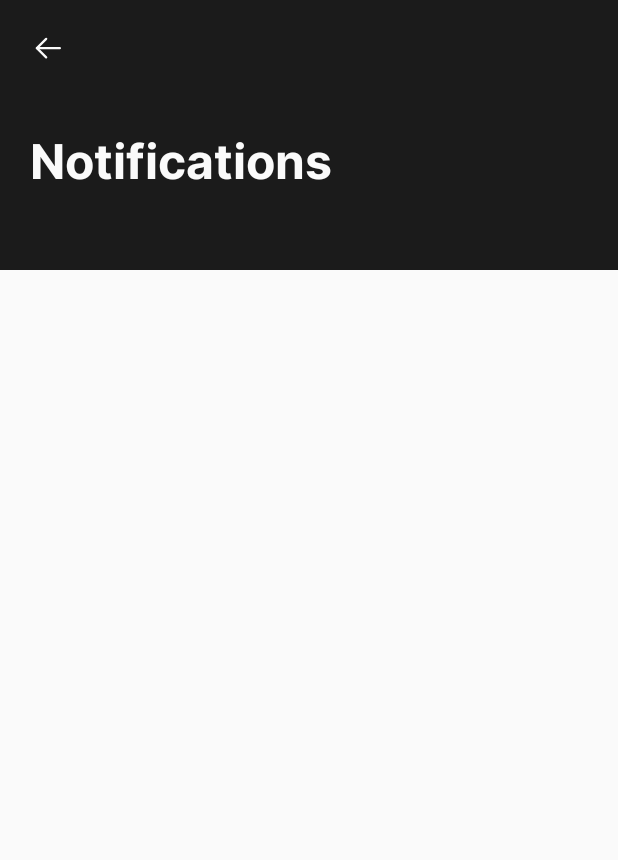
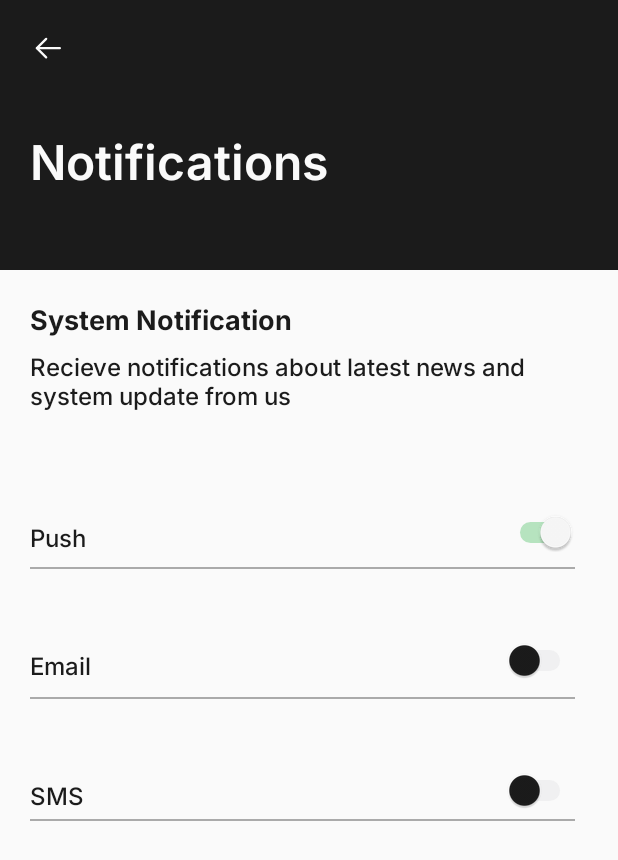
Before and after one commit to adlihidayat/Halal-Recipe, an Android app: the layout activity_notifications.xml on its own in the app's theme, with its tools: preview values and no code run, on a phone screen of 412 x 824 dp. Shown: the top 860 px of the screen. Run offline under Robolectric (Android 15) with nearby library versions, the phone set to English and light mode, and no system bars.

Commit message:
UI SETTINGS, NOTIFICATION, NAVBAR , LOGOUT BY RICO114

```diff
--- a/app/src/main/AndroidManifest.xml
+++ b/app/src/main/AndroidManifest.xml
@@ -38,6 +38,17 @@
             android:theme="@style/Theme.AppCompat.NoActionBar"
             android:exported="true" />
 
+        <activity
+            android:name=".activity.NotificationsActivity"
+            android:label="Notifications"
+            android:theme="@style/Theme.AppCompat.NoActionBar"
+            android:exported="true" />
+
+
+        <meta-data
+            android:name="preloaded_fonts"
+            android:resource="@array/preloaded_fonts" />
+
     </application>
 
 </manifest>
--- a/app/src/main/java/com/example/halalrecipe/Settings.kt
+++ b/app/src/main/java/com/example/halalrecipe/Settings.kt
@@ -8,6 +8,7 @@ import android.view.ViewGroup
 import android.widget.LinearLayout
 import androidx.fragment.app.Fragment
 import com.example.halalrecipe.activity.LoginActivity
+import com.example.halalrecipe.activity.NotificationsActivity
 import com.google.firebase.auth.FirebaseAuth
 
 private const val ARG_PARAM1 = "param1"
@@ -52,6 +53,18 @@ class Settings : Fragment() {
             activity?.finish() // Close the current fragment
         }
 
+        // Find the LinearLayout for navigating to NotificationsActivity
+        val notificationsLayout: LinearLayout = view.findViewById(R.id.linearLayout_notifications)
+
+        // Set click listener for navigating to NotificationsActivity
+        notificationsLayout.setOnClickListener {
+            // Navigate to NotificationsActivity
+            val intent = Intent(activity, NotificationsActivity::class.java)
+            intent.flags = Intent.FLAG_ACTIVITY_NEW_TASK or Intent.FLAG_ACTIVITY_CLEAR_TASK
+            startActivity(intent)
+            activity?.finish() // Close the current fragment
+        }
+
         return view
     }
 
@@ -64,7 +77,6 @@ class Settings : Fragment() {
          * @param param2 Parameter 2.
          * @return A new instance of fragment Settings.
          */
-        // TODO: Rename and change types and number of parameters
         @JvmStatic
         fun newInstance(param1: String, param2: String) =
             Settings().apply {
--- /dev/null
+++ b/app/src/main/java/com/example/halalrecipe/activity/NotificationsActivity.kt
@@ -0,0 +1,29 @@
+package com.example.halalrecipe.activity
+
+import android.os.Bundle
+import android.widget.Switch
+import android.widget.Toast
+import androidx.appcompat.app.AppCompatActivity
+import com.example.halalrecipe.R
+
+class NotificationsActivity : AppCompatActivity() {
+
+    override fun onCreate(savedInstanceState: Bundle?) {
+        super.onCreate(savedInstanceState)
+        setContentView(R.layout.activity_notifications)
+
+        // Temukan Switch dari layout
+        val switchToggle: Switch = findViewById(R.id.switch_toggle)
+
+        // Tambahkan listener untuk menangani perubahan status
+        switchToggle.setOnCheckedChangeListener { _, isChecked ->
+            if (isChecked) {
+                // Logika jika switch diaktifkan
+                Toast.makeText(this, "Switch diaktifkan", Toast.LENGTH_SHORT).show()
+            } else {
+                // Logika jika switch dimatikan
+                Toast.makeText(this, "Switch dimatikan", Toast.LENGTH_SHORT).show()
+            }
+        }
+    }
+}
--- /dev/null
+++ b/app/src/main/res/font/inter_bold.xml
@@ -0,0 +1,7 @@
+<?xml version="1.0" encoding="utf-8"?>
+<font-family xmlns:app="http://schemas.android.com/apk/res-auto"
+        app:fontProviderAuthority="com.google.android.gms.fonts"
+        app:fontProviderPackage="com.google.android.gms"
+        app:fontProviderQuery="name=Inter&amp;weight=700"
+        app:fontProviderCerts="@array/com_google_android_gms_fonts_certs">
+</font-family>
--- /dev/null
+++ b/app/src/main/res/font/inter_medium.xml
@@ -0,0 +1,7 @@
+<?xml version="1.0" encoding="utf-8"?>
+<font-family xmlns:app="http://schemas.android.com/apk/res-auto"
+        app:fontProviderAuthority="com.google.android.gms.fonts"
+        app:fontProviderPackage="com.google.android.gms"
+        app:fontProviderQuery="name=Inter&amp;weight=500"
+        app:fontProviderCerts="@array/com_google_android_gms_fonts_certs">
+</font-family>
--- a/app/src/main/res/layout/activity_notifications.xml
+++ b/app/src/main/res/layout/activity_notifications.xml
@@ -18,7 +18,7 @@
             android:orientation="vertical">
 
             <ImageButton
-                android:id="@+id/imageButton"
+                android:id="@+id/backbutton"
                 android:layout_width="24dp"
                 android:layout_height="24dp"
                 android:layout_marginStart="20dp"
@@ -36,10 +36,147 @@
                 android:layout_marginStart="20dp"
                 android:layout_marginTop="40dp"
                 android:layout_weight="0"
-                android:fontFamily="@font/inter_bold"
+                android:fontFamily="@font/inter_semibold"
                 android:text="Notifications"
                 android:textColor="@color/white"
                 android:textSize="32dp" />
         </LinearLayout>
+
+        <TextView
+            android:id="@+id/textView"
+            android:layout_width="182dp"
+            android:layout_height="wrap_content"
+            android:layout_marginStart="20dp"
+            android:layout_marginTop="20dp"
+            android:layout_weight="0"
+            android:fontFamily="@font/inter_bold"
+            android:text="System Notification"
+            android:textColor="@color/black"
+            android:textSize="18dp" />
+
+        <TextView
+            android:id="@+id/textView2"
+            android:layout_width="364dp"
+            android:layout_height="wrap_content"
+            android:layout_weight="0"
+            android:textColor="@color/black"
+            android:fontFamily="@font/inter_medium"
+            android:textSize="16dp"
+            android:layout_marginTop="8dp"
+            android:layout_marginStart="20dp"
+            android:text="Recieve notifications about latest news and system update from us" />
+
+        <LinearLayout
+            android:layout_width="363dp"
+            android:layout_height="232dp"
+            android:layout_marginTop="40dp"
+            android:layout_marginStart="20dp"
+            android:layout_weight="0"
+            android:orientation="vertical">
+
+            <LinearLayout
+                android:layout_width="363dp"
+                android:layout_height="64dp"
+                android:orientation="horizontal">
+
+                <TextView
+                    android:id="@+id/textView10"
+                    android:layout_width="180dp"
+                    android:layout_height="19dp"
+                    android:layout_marginTop="20dp"
+                    android:layout_weight="0"
+                    android:fontFamily="@font/inter_medium"
+                    android:text="Push"
+                    android:textColor="@color/black"
+                    android:textSize="16dp" />
+
+                <Switch
+                    android:id="@+id/switch_toggle"
+                    android:layout_width="64dp"
+                    android:layout_height="50dp"
+                    android:layout_marginStart="120dp"
+                    android:layout_marginTop="16dp"
+                    android:layout_weight="0"
+                    android:checked="true"
+                    android:thumbTint="@color/white"
+                    android:trackTint="@color/green" />
+
+            </LinearLayout>
+            <View
+                android:layout_width="match_parent"
+                android:layout_height="1dp"
+                android:background="@android:color/darker_gray" />
+
+            <LinearLayout
+                android:layout_width="match_parent"
+                android:layout_height="65dp"
+                android:layout_marginTop="20dp"
+                android:orientation="horizontal">
+
+                <TextView
+                    android:id="@+id/textView11"
+                    android:layout_width="180dp"
+                    android:layout_height="19dp"
+                    android:layout_marginTop="20dp"
+                    android:layout_weight="0"
+                    android:fontFamily="@font/inter_medium"
+                    android:text="Email"
+                    android:textColor="@color/black"
+                    android:textSize="16dp" />
+
+                <Switch
+                    android:id="@+id/switch_toggle2"
+                    android:layout_width="64dp"
+                    android:layout_height="50dp"
+                    android:layout_marginStart="120dp"
+                    android:layout_marginTop="16dp"
+                    android:layout_weight="0"
+                    android:checked="false"
+                    android:thumbTint="@color/black"
+                    android:trackTint="@color/gray" />
+
+            </LinearLayout>
+            <View
+                android:layout_width="match_parent"
+                android:layout_height="1dp"
+                android:background="@android:color/darker_gray" />
+
+            <LinearLayout
+                android:layout_width="363dp"
+                android:layout_height="64dp"
+                android:layout_marginTop="20dp"
+                android:orientation="horizontal">
+
+                <TextView
+                    android:id="@+id/textView12"
+                    android:layout_width="180dp"
+                    android:layout_height="19dp"
+                    android:layout_marginTop="20dp"
+                    android:layout_weight="0"
+                    android:fontFamily="@font/inter_medium"
+                    android:text="SMS"
+                    android:textColor="@color/black"
+                    android:textSize="16dp" />
+
+                <Switch
+                    android:id="@+id/switch_toggle5"
+                    android:layout_width="64dp"
+                    android:layout_height="50dp"
+                    android:layout_marginStart="120dp"
+                    android:layout_marginTop="16dp"
+                    android:layout_weight="0"
+                    android:checked="false"
+                    android:thumbTint="@color/black"
+                    android:trackTint="@color/gray" />
+
+            </LinearLayout>
+
+
+        </LinearLayout>
+        <View
+            android:layout_width="363dp"
+            android:layout_height="1dp"
+            android:layout_marginStart="20dp"
+            android:background="@android:color/darker_gray" />
     </LinearLayout>
 </androidx.constraintlayout.widget.ConstraintLayout>
--- a/app/src/main/res/layout/fragment_home.xml
+++ b/app/src/main/res/layout/fragment_home.xml
@@ -14,4 +14,6 @@
         android:textSize="26dp"
         android:layout_gravity="center"/>
 
+
+
 </FrameLayout>
--- a/app/src/main/res/layout/fragment_settings.xml
+++ b/app/src/main/res/layout/fragment_settings.xml
@@ -21,7 +21,7 @@
             android:orientation="vertical">
 
             <ImageButton
-                android:id="@+id/imageButton"
+                android:id="@+id/homeButton"
                 android:layout_width="24dp"
                 android:layout_height="24dp"
                 android:layout_marginStart="20dp"
@@ -167,6 +167,7 @@
                 android:background="@android:color/darker_gray" />
 
             <LinearLayout
+                android:id="@+id/linearLayout_notifications"
                 android:layout_width="360dp"
                 android:layout_height="56dp"
                 android:layout_marginTop="18dp"
--- a/app/src/main/res/values/preloaded_fonts.xml
+++ b/app/src/main/res/values/preloaded_fonts.xml
@@ -1,6 +1,8 @@
 <?xml version="1.0" encoding="utf-8"?>
 <resources>
     <array name="preloaded_fonts" translatable="false">
+        <item>@font/inter_bold</item>
+        <item>@font/inter_medium</item>
         <item>@font/inter_semibold</item>
         <item>@font/inter_thin</item>
         <item>@font/inter_bold</item>
```
Also changed, not shown: app/src/main/res/font/inter_bold.ttf (deleted), app/src/main/res/font/inter_medium.ttf (deleted).
